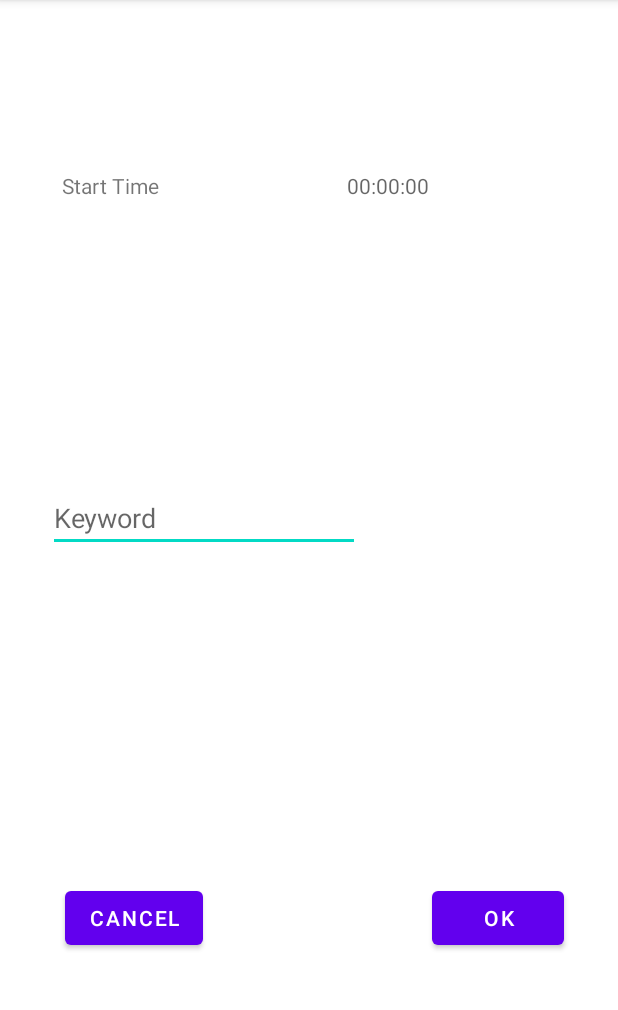
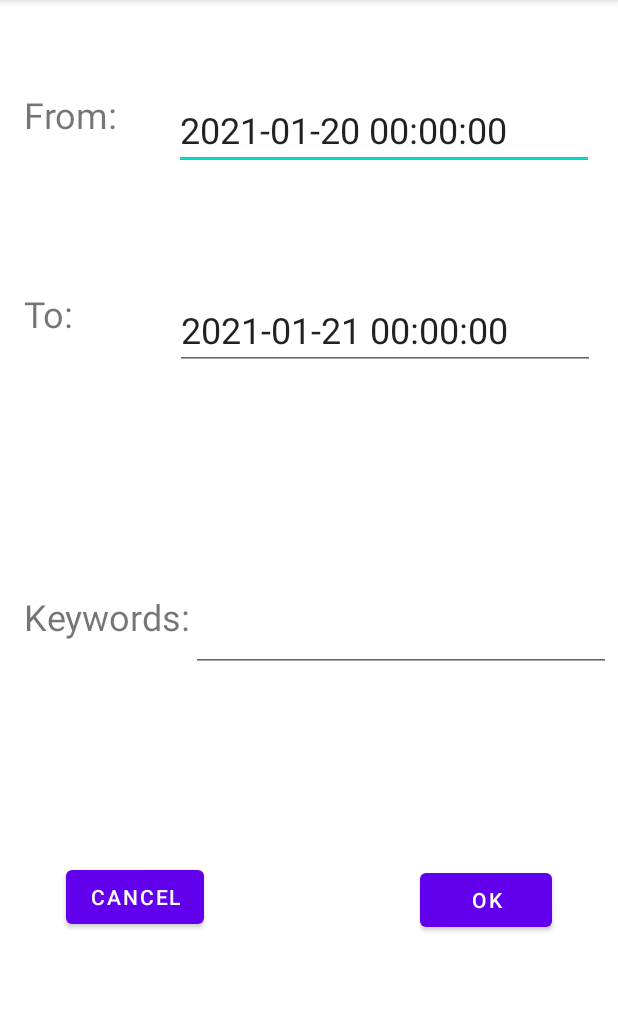
Before and after one commit to SoftwareSystemsELEX/PhotoGalleryApp, an Android app: the SearchActivity screen opened directly, with no data from a screen before it, on a phone screen of 412 x 824 dp, the part 84-1094 px from its top. Run offline under Robolectric (Android 15) with nearby library versions, the phone set to English and light mode, and no system bars.

Commit message:
serach activit inserted but does not work properly yet

```diff
--- a/app/src/main/java/com/example/photogalleryapp/MainActivity.java
+++ b/app/src/main/java/com/example/photogalleryapp/MainActivity.java
@@ -17,12 +17,14 @@ import android.widget.TextView;
 
 import java.io.File;
 import java.io.IOException;
+import java.text.DateFormat;
 import java.text.SimpleDateFormat;
 import java.util.ArrayList;
 import java.util.Date;
 
 public class MainActivity extends AppCompatActivity {
     static final int REQUEST_IMAGE_CAPTURE = 1;
+    private static final int SEARCH_ACTIVITY_REQUEST_CODE = 2 ;
     String mCurrentPhotoPath;
     private ArrayList<String> photos = null;
     private int index = 0;
@@ -31,7 +33,7 @@ public class MainActivity extends AppCompatActivity {
     protected void onCreate(Bundle savedInstanceState) {
         super.onCreate(savedInstanceState);
         setContentView(R.layout.activity_main);
-        photos = findPhotos();
+        photos = findPhotos(new Date(Long.MIN_VALUE), new Date(), "");
         if (photos.size() == 0) {
             displayPhoto(null);
         } else {
@@ -62,19 +64,21 @@ public class MainActivity extends AppCompatActivity {
             }
         //}
     }
-    private ArrayList<String> findPhotos() {
+    private ArrayList<String> findPhotos(Date startTimestamp, Date endTimestamp, String keywords) {
         File file = new File(Environment.getExternalStorageDirectory()
                 .getAbsolutePath(), "/Android/data/com.example.photogalleryapp/files/Pictures");
         ArrayList<String> photos = new ArrayList<String>();
         File[] fList = file.listFiles();
         if (fList != null) {
             for (File f : fList) {
-                photos.add(f.getPath());
+                if (((startTimestamp == null && endTimestamp == null) || (f.lastModified() >= startTimestamp.getTime()
+                        && f.lastModified() <= endTimestamp.getTime())
+                ) && (keywords == "" || f.getPath().contains(keywords)))
+                    photos.add(f.getPath());
             }
         }
         return photos;
     }
-
     public void scrollPhotos(View v) {
        updatePhoto(photos.get(index), ((EditText) findViewById(R.id.Caption)).getText().toString());
         switch (v.getId()) {
@@ -131,13 +135,34 @@ public class MainActivity extends AppCompatActivity {
 
     @Override
     protected void onActivityResult(int requestCode, int resultCode, Intent data) {
-        super.onActivityResult(requestCode, resultCode, data); //this was added
+        super.onActivityResult(requestCode, resultCode, data);
+        if (requestCode == SEARCH_ACTIVITY_REQUEST_CODE) {
+            if (resultCode == RESULT_OK) {
+                DateFormat format = new SimpleDateFormat("yyyy‐MM‐dd HH:mm:ss");
+                Date startTimestamp , endTimestamp;
+                try {
+                    String from = (String) data.getStringExtra("STARTTIMESTAMP");
+                    String to = (String) data.getStringExtra("ENDTIMESTAMP");
+                    startTimestamp = format.parse(from);
+                    endTimestamp = format.parse(to);
+                } catch (Exception ex) {
+                    startTimestamp = null;
+                    endTimestamp = null;
+                }
+                String keywords = (String) data.getStringExtra("KEYWORDS");
+                index = 0;
+                photos = findPhotos(startTimestamp, endTimestamp, keywords);
+                if (photos.size() == 0) {
+                    displayPhoto(null);
+                } else {
+                    displayPhoto(photos.get(index));
+                }
+            }
+        }
         if (requestCode == REQUEST_IMAGE_CAPTURE && resultCode == RESULT_OK) {
-            ImageView mImageView = (ImageView) findViewById(R.id.imageView);
+            ImageView mImageView = (ImageView) findViewById(R.id.ivGallery);
             mImageView.setImageBitmap(BitmapFactory.decodeFile(mCurrentPhotoPath));
-            photos = findPhotos();
+            photos = findPhotos(new Date(Long.MIN_VALUE), new Date(), "");
         }
     }
-
-
 }
--- a/app/src/main/java/com/example/photogalleryapp/SearchActivity.java
+++ b/app/src/main/java/com/example/photogalleryapp/SearchActivity.java
@@ -1,50 +1,43 @@
 package com.example.photogalleryapp;
 
 import androidx.appcompat.app.AppCompatActivity;
-
-import android.content.Intent;
-import android.os.Bundle;
-import android.view.View;
-import android.widget.Button;
-import android.widget.TextView;
-
+import android.content.Intent; import android.os.Bundle;
+import android.view.View; import android.widget.EditText;
+import java.text.DateFormat; import java.text.SimpleDateFormat;
+import java.util.Calendar; import java.util.Date;
+import java.util.Locale;
 public class SearchActivity extends AppCompatActivity {
-
     @Override
     protected void onCreate(Bundle savedInstanceState) {
         super.onCreate(savedInstanceState);
         setContentView(R.layout.activity_filter);
-
-        // Get the Intent that started this activity and extract the string
-        Intent intent = getIntent();
-        String message = intent.getStringExtra(MainActivity.EXTRA_MESSAGE);
-
-        // Capture the layout's TextView and set the string as its text
-        TextView startTime = findViewById(R.id.starttime);
-        TextView startTime_val = findViewById(R.id.starttimeVal);
-        TextView endTime = findViewById(R.id.endtime);
-        TextView endTime_val = findViewById(R.id.endtimeVal);
-        TextView keyword = findViewById(R.id.Keyword);
-
-        Button cancel = (Button)findViewById(R.id.Cancel);
-        Button ok = (Button)findViewById(R.id.OK);
-
-        cancel.setOnClickListener(new View.OnClickListener() {
-            @Override
-            public void onClick(View v) {
-                finish();
-            }
-        });
-
-        ok.setOnClickListener(new View.OnClickListener() {
-            @Override
-            public void onClick(View v) {
-                finish();
-            }
-        });
-
-
+        try {
+            Calendar calendar = Calendar.getInstance();
+            DateFormat format = new SimpleDateFormat("yyyy‐MM‐dd");
+            Date now = calendar.getTime();
+            String todayStr = new SimpleDateFormat("yyyy‐MM‐dd", Locale.getDefault()).format(now);
+            Date today = format.parse((String) todayStr);
+            calendar.add(Calendar.DAY_OF_YEAR, 1);
+            String tomorrowStr = new SimpleDateFormat("yyyy‐MM‐dd", Locale.getDefault()).format( calendar.getTime());
+            Date tomorrow = format.parse((String) tomorrowStr);
+            ((EditText) findViewById(R.id.etFromDateTime)).setText(new SimpleDateFormat(
+                    "yyyy‐MM‐dd HH:mm:ss", Locale.getDefault()).format(today));
+            ((EditText) findViewById(R.id.etToDateTime)).setText(new SimpleDateFormat(
+                    "yyyy‐MM‐dd HH:mm:ss", Locale.getDefault()).format(tomorrow));
+        } catch (Exception ex) { }
     }
-
-
+    public void cancel(final View v) {
+        finish();
+    }
+    public void go(final View v) {
+        Intent i = new Intent();
+        EditText from = (EditText) findViewById(R.id.etFromDateTime);
+        EditText to = (EditText) findViewById(R.id.etToDateTime);
+        EditText keywords = (EditText) findViewById(R.id.etKeywords);
+        i.putExtra("STARTTIMESTAMP", from.getText() != null ? from.getText().toString() : "");
+        i.putExtra("ENDTIMESTAMP", to.getText() != null ? to.getText().toString() : "");
+        i.putExtra("KEYWORDS", keywords.getText() != null ? keywords.getText().toString() : "");
+        setResult(RESULT_OK, i);
+        finish();
+    }
 }
--- a/app/src/main/res/layout/activity_filter.xml
+++ b/app/src/main/res/layout/activity_filter.xml
@@ -8,91 +8,140 @@
     tools:visibility="visible">
 
     <TextView
-        android:id="@+id/endtimeVal"
-        android:layout_width="144dp"
-        android:layout_height="39dp"
-        android:layout_marginTop="47dp"
-        android:layout_marginEnd="37dp"
-        android:layout_marginRight="37dp"
-        android:layout_marginBottom="128dp"
-        android:hint="@string/endtimeField"
-        app:layout_constraintBottom_toTopOf="@+id/Keyword"
+        android:id="@+id/tvFromDateTime"
+        android:layout_width="wrap_content"
+        android:layout_height="wrap_content"
+        android:layout_alignStart="@+id/btnCancel"
+        android:layout_alignLeft="@+id/btnCancel"
+        android:layout_alignBottom="@+id/etFromDateTime"
+        android:layout_marginStart="16dp"
+        android:layout_marginLeft="16dp"
+        android:layout_marginTop="60dp"
+        android:layout_marginEnd="30dp"
+        android:layout_marginRight="30dp"
+        android:text="From: "
+        android:textSize="24sp"
+        app:layout_constraintEnd_toStartOf="@+id/etFromDateTime"
+        app:layout_constraintHorizontal_bias="0.0"
+        app:layout_constraintStart_toStartOf="parent"
+        app:layout_constraintTop_toTopOf="parent"
+        tools:ignore="MissingConstraints,UnknownId" />
+
+    <EditText
+        android:id="@+id/etFromDateTime"
+        android:layout_width="wrap_content"
+        android:layout_height="wrap_content"
+        android:layout_alignParentTop="true"
+        android:layout_alignParentEnd="true"
+        android:layout_marginTop="60dp"
+        android:layout_marginEnd="16dp"
+        android:layout_marginRight="16dp"
+        android:layout_marginBottom="40dp"
+        android:ems="10"
+        android:inputType="date"
+        android:textSize="24sp"
+        app:layout_constraintBottom_toTopOf="@+id/etToDateTime"
         app:layout_constraintEnd_toEndOf="parent"
-        app:layout_constraintTop_toBottomOf="@+id/starttimeVal" />
+        app:layout_constraintTop_toTopOf="parent"
+        tools:ignore="MissingConstraints" />
 
     <TextView
-        android:id="@+id/starttime"
-        android:layout_width="151dp"
-        android:layout_height="37dp"
-        android:layout_marginStart="32dp"
-        android:layout_marginLeft="32dp"
-        android:layout_marginTop="114dp"
-        android:layout_marginEnd="30dp"
-        android:layout_marginRight="30dp"
-        android:text="Start Time"
-        app:layout_constraintEnd_toStartOf="@+id/starttimeVal"
+        android:id="@+id/tvToDateTime"
+        android:layout_width="wrap_content"
+        android:layout_height="wrap_content"
+        android:layout_alignStart="@+id/tvFromDateTime"
+        android:layout_alignLeft="@+id/tvFromDateTime"
+        android:layout_alignParentTop="true"
+        android:layout_marginStart="16dp"
+        android:layout_marginLeft="16dp"
+        android:layout_marginTop="100dp"
+        android:layout_marginEnd="58dp"
+        android:layout_marginRight="58dp"
+        android:text="To: "
+        android:textSize="24sp"
+        app:layout_constraintEnd_toStartOf="@+id/etToDateTime"
+        app:layout_constraintHorizontal_bias="0.0"
         app:layout_constraintStart_toStartOf="parent"
-        app:layout_constraintTop_toTopOf="parent" />
+        app:layout_constraintTop_toBottomOf="@+id/tvFromDateTime"
+        tools:ignore="MissingConstraints" />
+
+    <EditText
+        android:id="@+id/etToDateTime"
+        android:layout_width="wrap_content"
+        android:layout_height="wrap_content"
+        android:layout_alignBaseline="@+id/tvToDateTime"
+        android:layout_alignParentEnd="true"
+        android:layout_alignParentRight="true"
+        android:layout_marginTop="40dp"
+        android:layout_marginEnd="15dp"
+        android:layout_marginRight="15dp"
+        android:layout_marginBottom="148dp"
+        android:ems="10"
+        android:inputType="date"
+        android:textSize="24sp"
+        app:layout_constraintBottom_toTopOf="@+id/tvKeywords"
+        app:layout_constraintEnd_toEndOf="parent"
+        app:layout_constraintTop_toBottomOf="@+id/etFromDateTime"
+        tools:ignore="MissingConstraints" />
+
+    <TextView
+        android:id="@+id/tvKeywords"
+        android:layout_width="wrap_content"
+        android:layout_height="wrap_content"
+        android:layout_alignStart="@+id/tvFromDateTime"
+        android:layout_alignLeft="@+id/tvFromDateTime"
+        android:layout_centerVertical="true"
+        android:layout_marginStart="16dp"
+        android:layout_marginLeft="16dp"
+        android:layout_marginTop="148dp"
+        android:text="Keywords: "
+        android:textSize="24sp"
+        app:layout_constraintStart_toStartOf="parent"
+        app:layout_constraintTop_toBottomOf="@+id/etToDateTime"
+        tools:ignore="MissingConstraints" />
+
+    <EditText
+        android:id="@+id/etKeywords"
+        android:layout_width="wrap_content"
+        android:layout_height="wrap_content"
+        android:layout_alignStart="@+id/OK"
+        android:layout_alignLeft="@+id/OK"
+        android:layout_centerVertical="true"
+        android:layout_marginStart="1dp"
+        android:layout_marginLeft="1dp"
+        android:layout_marginTop="148dp"
+        android:layout_marginEnd="12dp"
+        android:layout_marginRight="12dp"
+        android:ems="10"
+        android:textSize="24sp"
+        app:layout_constraintEnd_toEndOf="parent"
+        app:layout_constraintStart_toEndOf="@+id/tvKeywords"
+        app:layout_constraintTop_toBottomOf="@+id/etToDateTime"
+        tools:ignore="MissingConstraints" />
 
     <Button
         android:id="@+id/Cancel"
         android:layout_width="wrap_content"
         android:layout_height="wrap_content"
-        android:layout_marginStart="43dp"
-        android:layout_marginLeft="43dp"
+        android:layout_marginStart="44dp"
+        android:layout_marginLeft="44dp"
+        android:layout_marginBottom="146dp"
+        android:onClick="cancel"
         android:text="Cancel"
-        app:layout_constraintBaseline_toBaselineOf="@+id/OK"
+        app:layout_constraintBottom_toBottomOf="parent"
         app:layout_constraintStart_toStartOf="parent" />
 
     <Button
         android:id="@+id/OK"
         android:layout_width="wrap_content"
         android:layout_height="wrap_content"
-        android:layout_marginEnd="36dp"
-        android:layout_marginRight="36dp"
-        android:layout_marginBottom="132dp"
+        android:layout_marginEnd="44dp"
+        android:layout_marginRight="44dp"
+        android:layout_marginBottom="144dp"
+        android:onClick="go"
         android:text="OK"
         app:layout_constraintBottom_toBottomOf="parent"
         app:layout_constraintEnd_toEndOf="parent" />
 
-    <EditText
-        android:id="@+id/Keyword"
-        android:layout_width="208dp"
-        android:layout_height="42dp"
-        android:layout_marginStart="32dp"
-        android:layout_marginLeft="32dp"
-        android:layout_marginBottom="400dp"
-        android:ems="10"
-        android:hint="@string/keywordField"
-        android:inputType="textPersonName"
-        app:layout_constraintBottom_toBottomOf="parent"
-        app:layout_constraintStart_toStartOf="parent" />
-
-    <TextView
-        android:id="@+id/endtime"
-        android:layout_width="151dp"
-        android:layout_height="39dp"
-        android:layout_marginStart="32dp"
-        android:layout_marginLeft="32dp"
-        android:layout_marginTop="47dp"
-        android:layout_marginEnd="30dp"
-        android:layout_marginRight="30dp"
-        android:layout_marginBottom="128dp"
-        android:text="End Time"
-        app:layout_constraintBottom_toTopOf="@+id/Keyword"
-        app:layout_constraintEnd_toStartOf="@+id/endtimeVal"
-        app:layout_constraintStart_toStartOf="parent"
-        app:layout_constraintTop_toBottomOf="@+id/starttime" />
-
-    <TextView
-        android:id="@+id/starttimeVal"
-        android:layout_width="143dp"
-        android:layout_height="38dp"
-        android:layout_marginTop="114dp"
-        android:layout_marginEnd="37dp"
-        android:layout_marginRight="37dp"
-        android:hint="@string/starttimeField"
-        app:layout_constraintEnd_toEndOf="parent"
-        app:layout_constraintTop_toTopOf="parent" />
 
 </androidx.constraintlayout.widget.ConstraintLayout>
```
